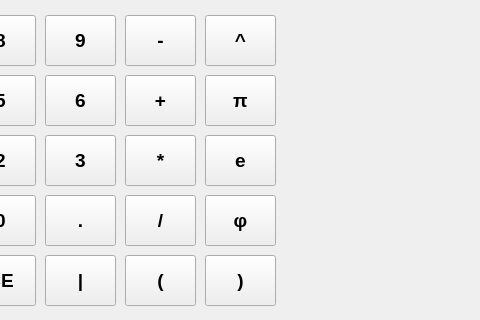
The window that mainwindow.ui (injecktor/mathApplication) describes before a commit, drawn with Qt 5; both pictures show x 125 to 605 and y 145 to 465 of the 1292 by 794 pixel window.
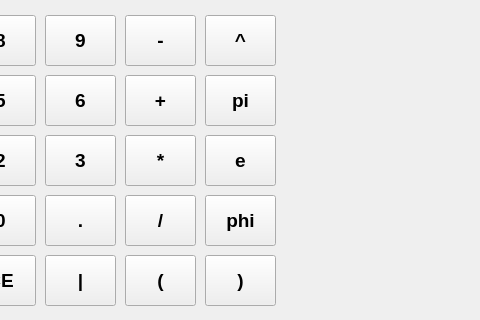
The same window after the commit.

The edit to the form file:
```diff
--- a/mainwindow.ui
+++ b/mainwindow.ui
@@ -260,7 +260,7 @@
      <cursorShape>PointingHandCursor</cursorShape>
     </property>
     <property name="text">
-     <string>π</string>
+     <string>pi</string>
     </property>
    </widget>
    <widget class="QPushButton" name="twoButton">
@@ -582,7 +582,7 @@
      <cursorShape>PointingHandCursor</cursorShape>
     </property>
     <property name="text">
-     <string>φ</string>
+     <string>phi</string>
     </property>
    </widget>
    <widget class="QPushButton" name="evalButton">
```
Left out of the diff: 6 changed lines with no effect on the pictures.
